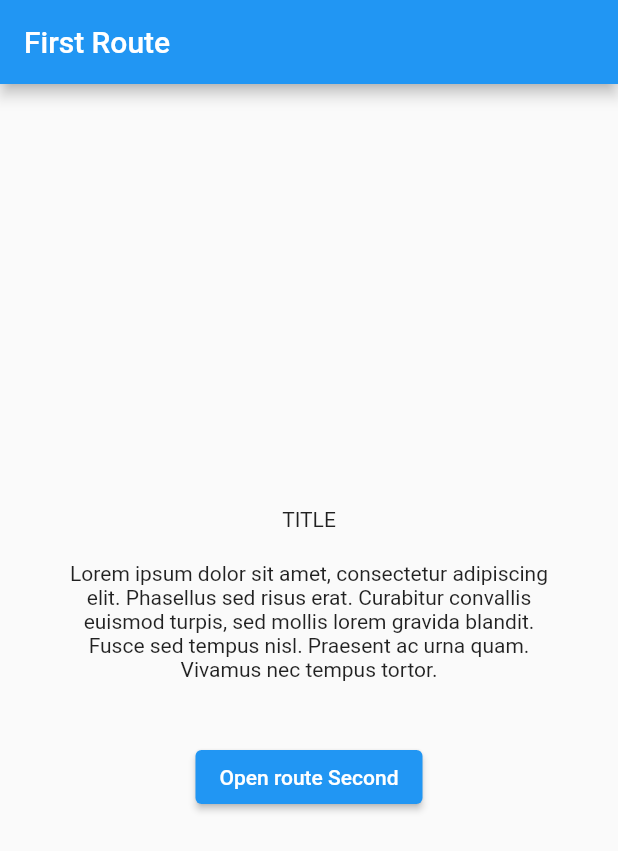
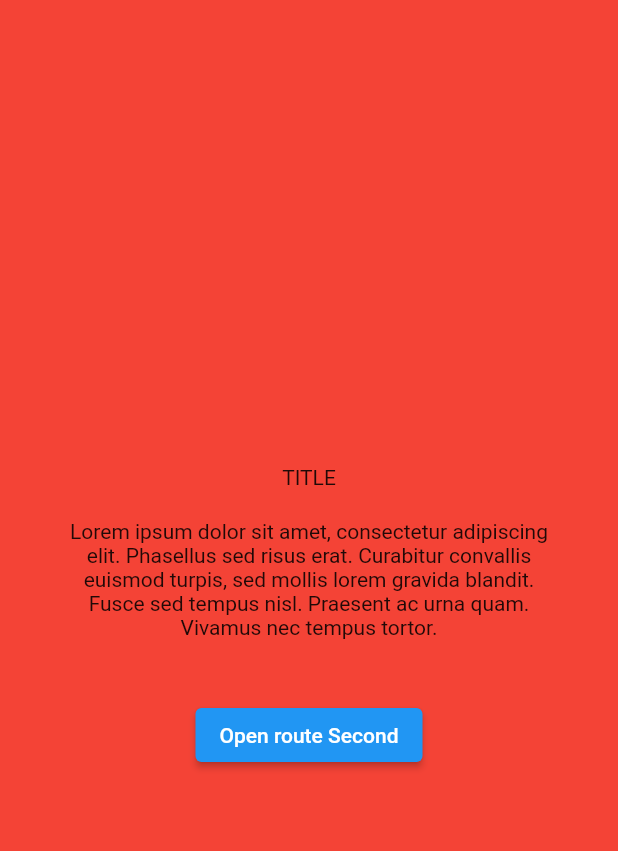
Before and after one commit to JustalK/VALENTINES-APP, a Flutter app: the screen it shows after launch, on a phone screen of 412 x 824 dp. Shown: the top 851 px of the screen. Run offline on Flutter 3.47's test engine with Material 2 defaults, Android fonts, the phone set to English and light mode, and no system bars.

Commit message:
[FEATURE] Adding a background

```diff
--- a/lib/pages/home.dart
+++ b/lib/pages/home.dart
@@ -6,10 +6,9 @@ class Home extends StatelessWidget {
   @override
   Widget build(BuildContext context) {
     return Scaffold(
-      appBar: AppBar(
-        title: Text('First Route'),
-      ),
-      body: Column(
+      body: Container(
+        decoration: new BoxDecoration(color: Colors.red),
+        child:Column(
           mainAxisAlignment: MainAxisAlignment.center,
           crossAxisAlignment: CrossAxisAlignment.center,
           children: [
@@ -31,6 +30,7 @@ class Home extends StatelessWidget {
             )
           ],
         )
+      )
     );
   }
 }
```
Lines whose indentation alone changed are shown as unchanged.
